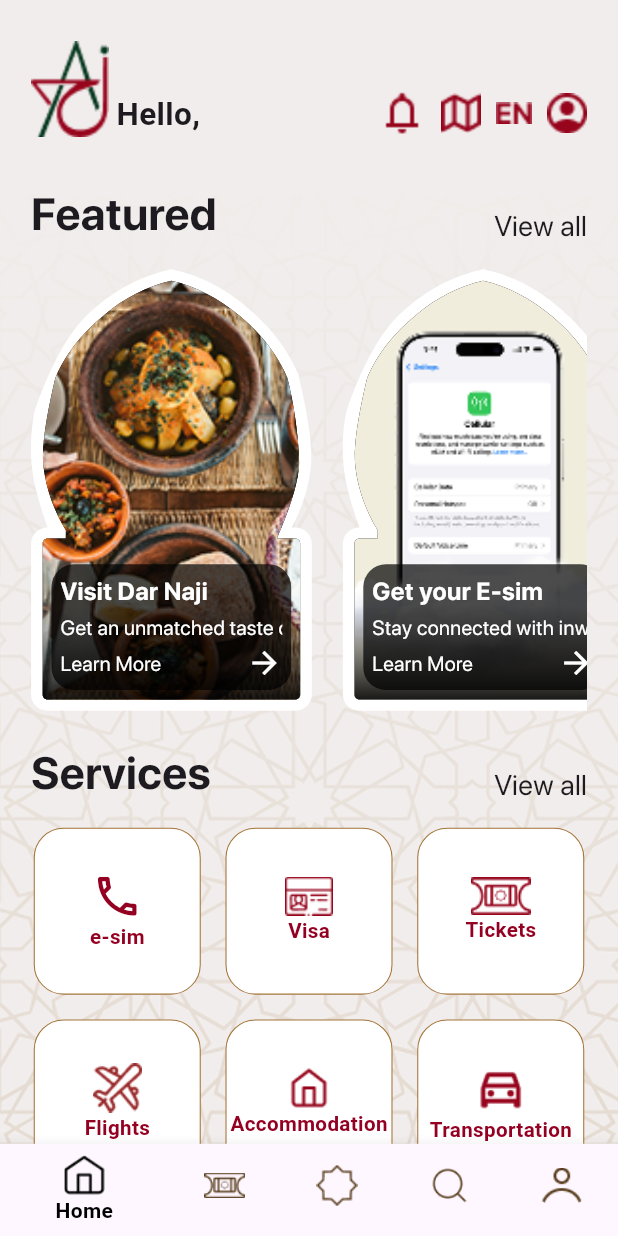
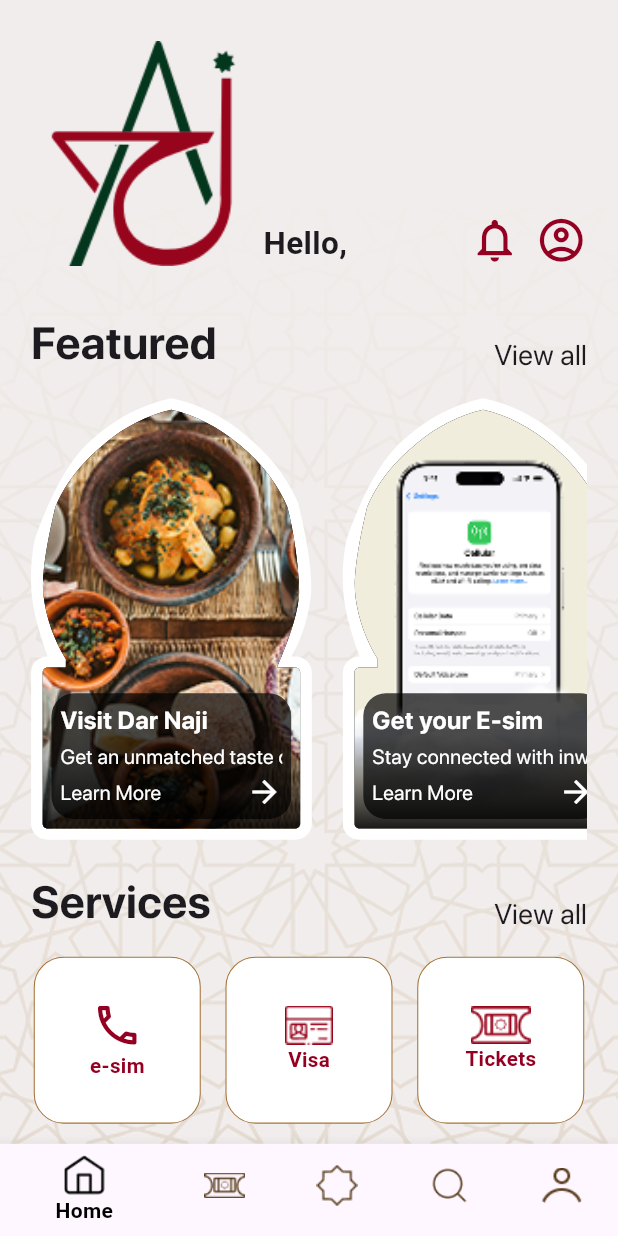
Before and after one commit to amrkharchoufi/AjiApp, a Flutter app: the screen it shows after launch, on a phone screen of 412 x 824 dp. Run offline on Flutter 3.47's test engine with Material 3 defaults, Android fonts, the light colour scheme and no system bars; our stand-ins replace animate_do, flutter_svg_provider; project files that could hold a hidden picture were left out.

Commit message:
first verison

```diff
--- a/lib/views/homepage_view.dart
+++ b/lib/views/homepage_view.dart
@@ -39,9 +39,8 @@ class _HomePageState extends State<HomePage> {
                   Row(
                     crossAxisAlignment: CrossAxisAlignment.end,
                     children: [
-                      Image.asset(
-                        "assets/images/logoaji.png",
-                        scale: 0.75,
+                      Image(
+                        image: Svg("assets/images/logoaji.svg"),
                       ),
                       SizedBox(
                         width: 5,
@@ -57,31 +56,19 @@ class _HomePageState extends State<HomePage> {
                   ),
                   Row(
                     children: [
-                      Image.asset(
-                        "assets/images/notifications.png",
-                        scale: 0.75,
+                      Icon(
+                        Icons.notifications_outlined,
+                        color: ajired,
+                        size: ScreenSize.width / 12,
                       ),
                       SizedBox(
                         width: 10,
                       ),
-                      Image.asset(
-                        "assets/images/map.png",
-                        scale: 0.75,
-                      ),
-                      SizedBox(
-                        width: 10,
-                      ),
-                      Image.asset(
-                        "assets/images/EN.png",
-                        scale: 0.75,
-                      ),
-                      SizedBox(
-                        width: 10,
-                      ),
-                      Image.asset(
-                        "assets/images/profile.png",
-                        scale: 0.75,
-                      ),
+                      Icon(
+                        Icons.account_circle_outlined,
+                        color: ajired,
+                        size: ScreenSize.width / 12,
+                      )
                     ],
                   )
                 ],
```
